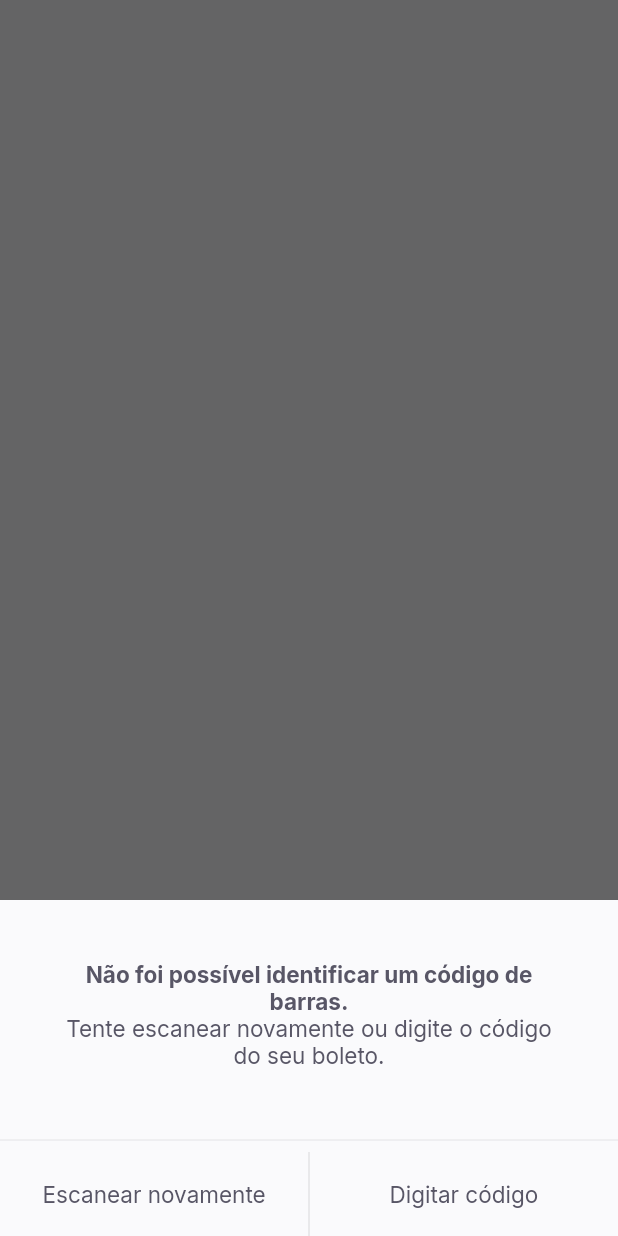
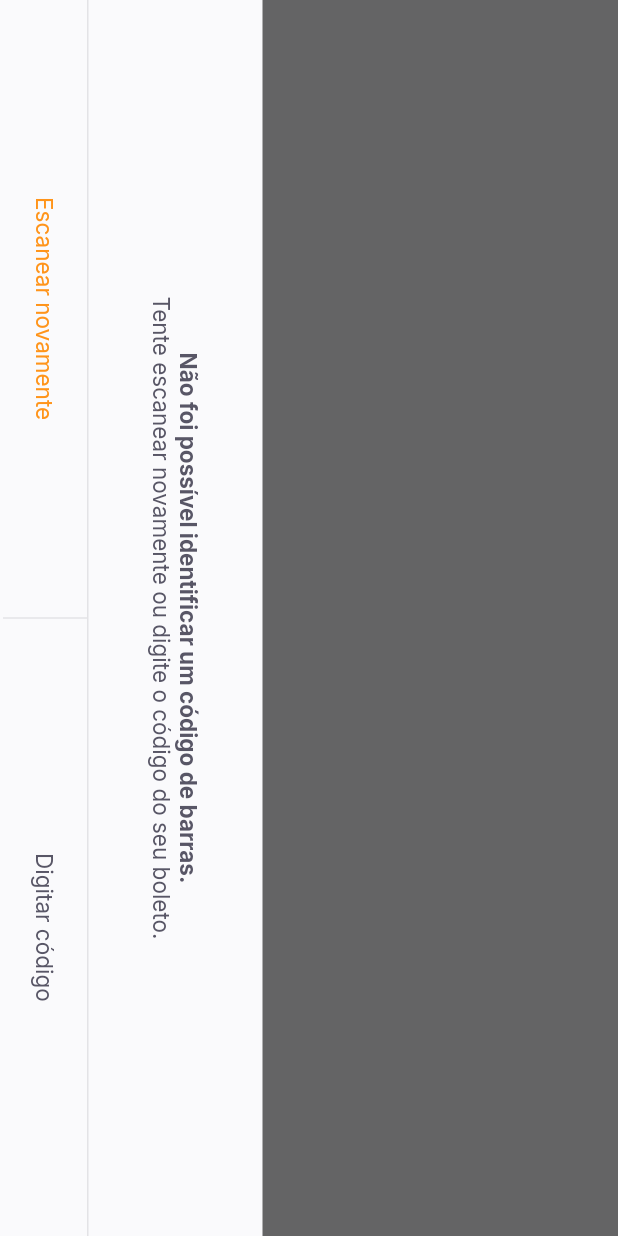
Before and after one commit to MarianaPezzi/Payflow, a Flutter app: the BarcodeScannerPage screen opened by its route, on a phone screen of 412 x 824 dp. Run offline on Flutter 3.47's test engine with Material 2 defaults, Android fonts, the phone set to English and light mode, and no system bars; our stand-ins replace firebase_core, google_fonts, google_sign_in, shared_preferences; accounts and stored records are empty.

Commit message:
Layout finalizado do BarcodeScannerPage

```diff
--- a/lib/shared/widgets/bottom_sheet/bottom_sheet_widget.dart
+++ b/lib/shared/widgets/bottom_sheet/bottom_sheet_widget.dart
@@ -22,7 +22,10 @@ class BottomSheetWidget extends StatelessWidget {
 
   @override
   Widget build(BuildContext context) {
-    return Material(
+    return SafeArea(
+      child: RotatedBox(
+        quarterTurns: 1, //rotaciona a tela
+        child: Material(
           child: Container(
             color: AppColors.shape,
             child: Column(
@@ -31,7 +34,8 @@ class BottomSheetWidget extends StatelessWidget {
                     child: Container(
                   color: Colors.black.withOpacity(0.6),
                 )),
-            Column(children: [
+                Column(
+                  children: [
                     Padding(
                       padding: const EdgeInsets.all(40),
                       child: Text.rich(
@@ -47,16 +51,22 @@ class BottomSheetWidget extends StatelessWidget {
                         textAlign: TextAlign.center,
                       ),
                     ),
-              Divider(
+                    Container(
+                      height: 1,
                       color: AppColors.stroke,
                     ),
                     SetLabelButtons(
+                        enablePrimaryColor: true,
                         primaryLabel: primaryLabel,
                         primaryOnPressed: primaryOnPressed,
                         secondaryLabel: secondaryLabel,
-                  secondaryOnPressed: secondaryOnPressed)
-            ]),
+                        secondaryOnPressed: secondaryOnPressed),
+                    SizedBox(height: 2),
                   ],
+                ),
+              ],
+            ),
+          ),
         ),
       ),
     );
--- a/lib/shared/widgets/label_button/label_button.dart
+++ b/lib/shared/widgets/label_button/label_button.dart
@@ -4,11 +4,12 @@ import 'package:payflow/shared/themes/app_text_styles.dart';
 class LabelButton extends StatelessWidget {
   final String label;
   final VoidCallback onPressed;
+  final TextStyle? style;
 
   const LabelButton({
     Key? key,
     required this.label,
-    required this.onPressed,
+    required this.onPressed, this.style,
   }) : super(key: key);
 
   @override
@@ -19,7 +20,7 @@ class LabelButton extends StatelessWidget {
         onPressed: onPressed,
         child: Text(
           label,
-          style: TextStyles.buttonHeading,
+          style: style ?? TextStyles.buttonHeading,
         ),
       ),
     );
--- a/lib/shared/widgets/set_label_buttons/set_label_buttons.dart
+++ b/lib/shared/widgets/set_label_buttons/set_label_buttons.dart
@@ -1,4 +1,5 @@
 import 'package:flutter/material.dart';
+import 'package:payflow/shared/themes/app_text_styles.dart';
 
 import '../divider_vertical/divider_vertical_widget.dart';
 import '../label_button/label_button.dart';
@@ -8,13 +9,15 @@ class SetLabelButtons extends StatelessWidget {
   final VoidCallback primaryOnPressed;
   final String secondaryLabel;
   final VoidCallback secondaryOnPressed;
-  const SetLabelButtons(
-      {Key? key,
-      required this.primaryLabel,
-      required this.primaryOnPressed,
-      required this.secondaryLabel,
-      required this.secondaryOnPressed})
-      : super(key: key);
+  final bool enablePrimaryColor;
+  const SetLabelButtons({
+    Key? key,
+    required this.primaryLabel,
+    required this.primaryOnPressed,
+    required this.secondaryLabel,
+    required this.secondaryOnPressed,
+    this.enablePrimaryColor = false,
+  }) : super(key: key);
 
   @override
   Widget build(BuildContext context) {
@@ -24,11 +27,16 @@ class SetLabelButtons extends StatelessWidget {
         children: [
           Expanded(
               child: LabelButton(
-                  label: primaryLabel, onPressed: primaryOnPressed)),
+            label: primaryLabel,
+            onPressed: primaryOnPressed,
+            style: enablePrimaryColor ? TextStyles.buttonPrimary : null,
+          )),
           DividerVerticalWidget(),
           Expanded(
               child: LabelButton(
-                  label: secondaryLabel, onPressed: secondaryOnPressed))
+            label: secondaryLabel,
+            onPressed: secondaryOnPressed,
+          ))
         ],
       ),
     );
```
Also changed, not shown: 2 other files. Lines whose indentation alone changed are shown as unchanged.
